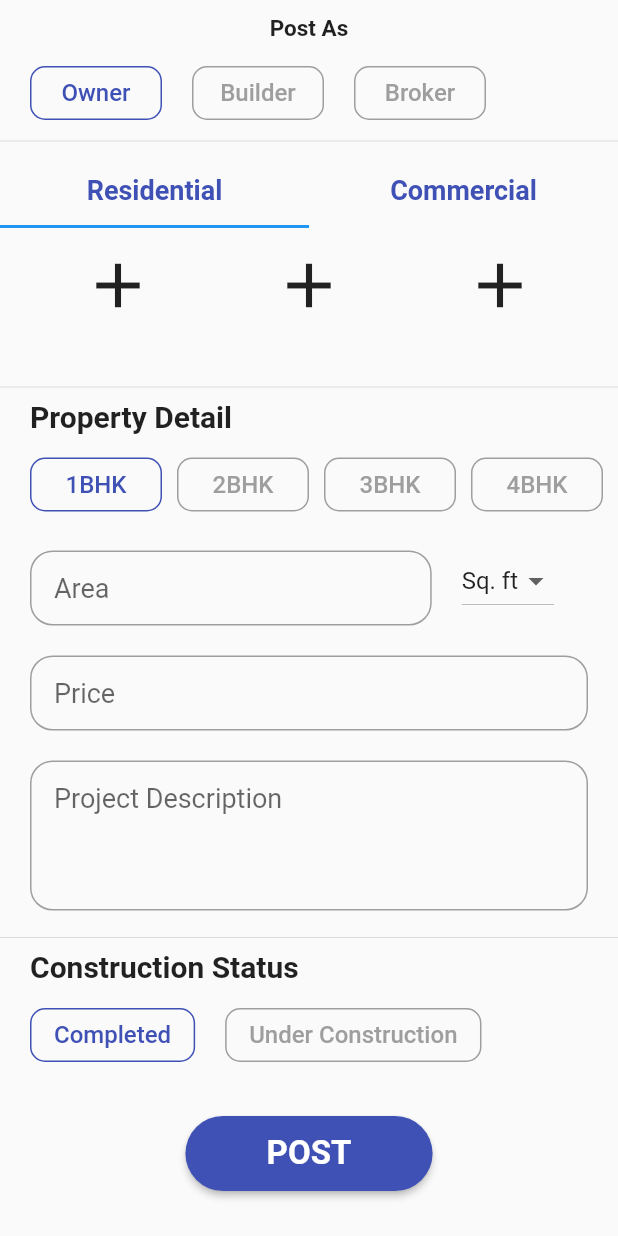
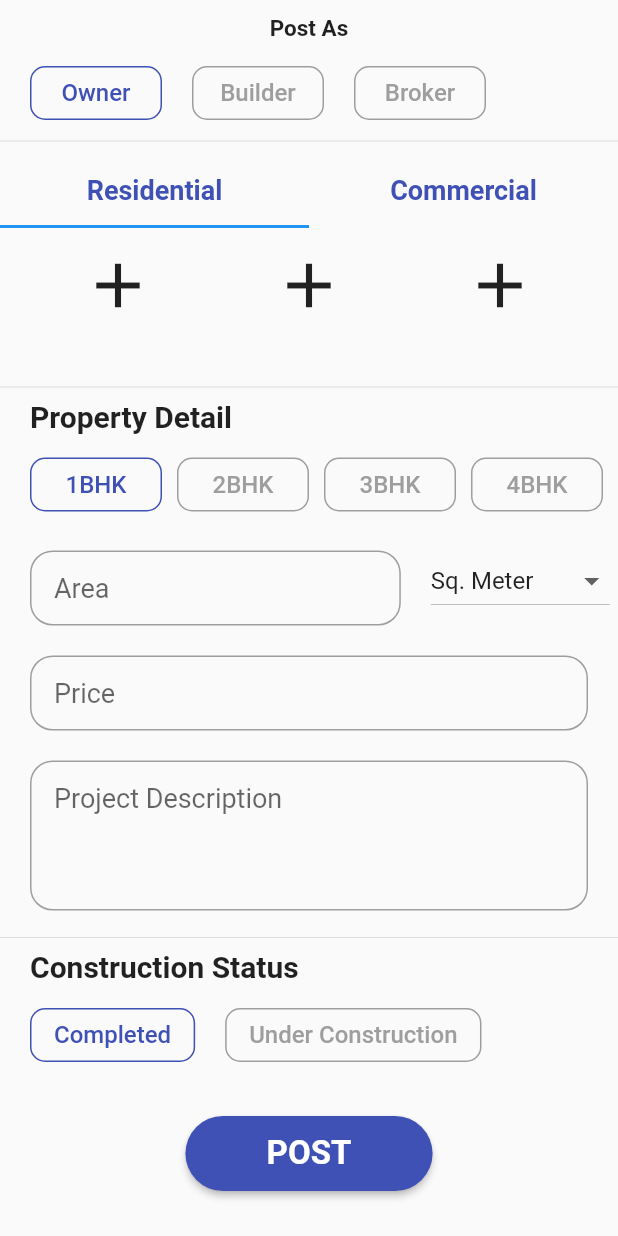
Before and after one commit to smitbhatiya/project, a Flutter app: the PostProperty screen opened directly, scrolled down 709 dp, on a phone screen of 412 x 824 dp. Run offline on Flutter 3.47's test engine with Material 2 defaults, Android fonts, the phone set to English and light mode, and no system bars; our stand-ins replace carousel_slider, cloud_firestore, firebase_auth, firebase_core, firebase_messaging, firebase_storage and 2 more; missing offline and left inert: favorite_button, rate_my_app; accounts and stored records are empty.

Commit message:
26/5/2021 update

```diff
--- a/lib/Pages/post_property_page.dart
+++ b/lib/Pages/post_property_page.dart
@@ -321,7 +321,11 @@ class _PostPropertyState extends State<PostProperty> {
   TextEditingController project_description_controller_c = TextEditingController();
   String f1;
   int _value1 = 0;
-  List Items1 = ["Sq. ft", "acre", "var"];
+  List Items1 = [
+    "Sq. Meter", "Are", "Hectare", "Sq. Feet", "Sq. Kilometer",
+    "Sq. Yard", "Sq. Mile", "Sq. Inch", "Guntha", "Vigha(23.5)",
+    "Vigha(16)"
+  ];
 
   @override
   Widget build(BuildContext context) {
@@ -618,7 +622,7 @@ class _PostPropertyState extends State<PostProperty> {
                               Row(
                                 children: [
                                   Container(
-                                    width: MediaQuery.of(context).size.width * 0.65,
+                                    width: MediaQuery.of(context).size.width * 0.60,
                                     height: 50,
                                     padding: EdgeInsets.only(left: 15),
                                     margin: EdgeInsets.only(left: 20, top: 10,right: 20),
@@ -642,16 +646,48 @@ class _PostPropertyState extends State<PostProperty> {
                                       value: _value1,
                                       items: [
                                         DropdownMenuItem(
-                                          child: Text("Sq. ft"),
+                                          child: Text("Sq. Meter"),
                                           value: 0,
                                         ),
                                         DropdownMenuItem(
-                                          child: Text("acre"),
+                                          child: Text("Are"),
                                           value: 1,
                                         ),
                                         DropdownMenuItem(
-                                          child: Text("var"),
+                                          child: Text("Hectare"),
                                           value: 2,
+                                        ),
+                                        DropdownMenuItem(
+                                          child: Text("Sq. Feet"),
+                                          value: 3,
+                                        ),
+                                        DropdownMenuItem(
+                                          child: Text("Sq. Kilometer"),
+                                          value: 4,
+                                        ),
+                                        DropdownMenuItem(
+                                          child: Text("Sq. Yard"),
+                                          value: 5,
+                                        ),
+                                        DropdownMenuItem(
+                                          child: Text("Sq. Mile"),
+                                          value: 6,
+                                        ),
+                                        DropdownMenuItem(
+                                          child: Text("Sq. Inch"),
+                                          value: 7,
+                                        ),
+                                        DropdownMenuItem(
+                                          child: Text("Guntha"),
+                                          value: 8,
+                                        ),
+                                        DropdownMenuItem(
+                                          child: Text("Vigha(23.5)"),
+                                          value: 9,
+                                        ),
+                                        DropdownMenuItem(
+                                          child: Text("Vigha(16)"),
+                                          value: 10,
                                         )
                                       ],
                                       onChanged: (value) {
```
